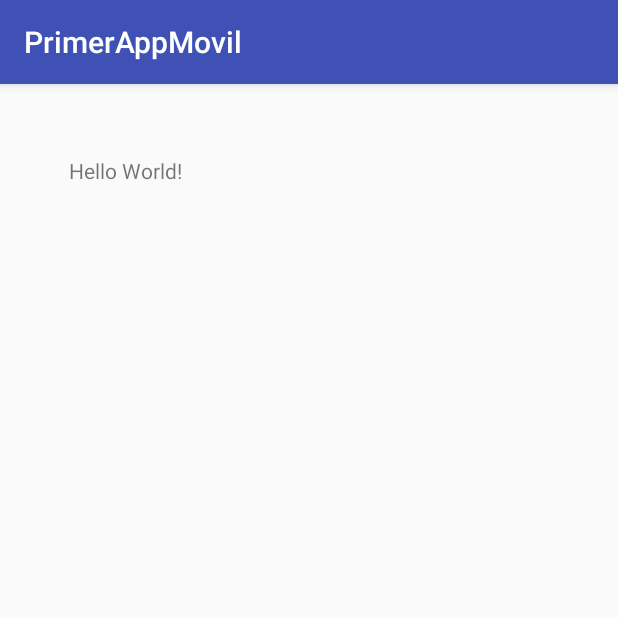
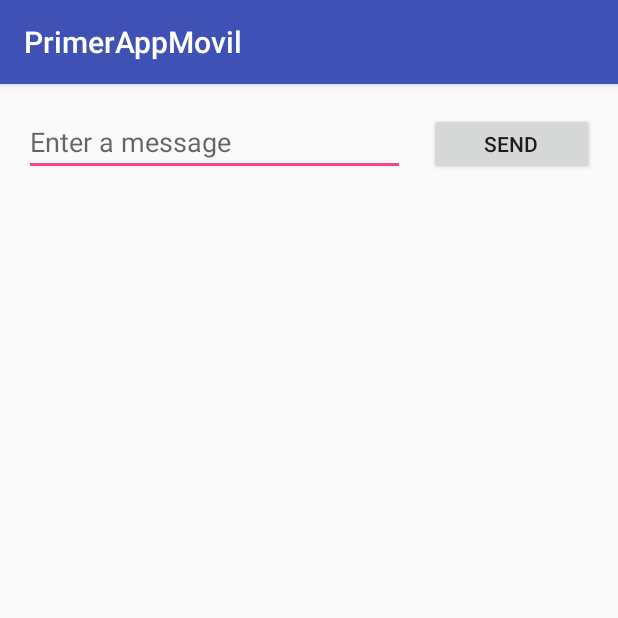
Before and after one commit to robertToa/primerAppMovil, an Android app: the screen it shows after launch (MainActivity), on a phone screen of 412 x 824 dp, the top half of it. Run offline under Robolectric (Android 15) with nearby library versions, the phone set to English and light mode, and no system bars.

Commit message:
Realizacion del Laboratorio 01, crear un Plain Text y Button y los constrains respectivos para que se acople a la pantalla.

```diff
--- a/PrimerAppMovil/app/src/main/res/layout/activity_main.xml
+++ b/PrimerAppMovil/app/src/main/res/layout/activity_main.xml
@@ -6,15 +6,27 @@
     android:layout_height="match_parent"
     tools:context="com.example.user.primerappmovil.MainActivity">
 
-    <TextView
-        android:layout_width="wrap_content"
+    <Button
+        android:id="@+id/button"
+        android:layout_width="110dp"
+        android:layout_height="41dp"
+        android:text="@string/button_send"
+        app:layout_constraintLeft_toRightOf="@+id/editText"
+        android:layout_marginLeft="16dp"
+        android:layout_marginRight="16dp"
+        app:layout_constraintRight_toRightOf="parent"
+        app:layout_constraintBaseline_toBaselineOf="@+id/editText" />
+
+    <EditText
+        android:id="@+id/editText"
+        android:layout_width="0dp"
         android:layout_height="wrap_content"
-        android:text="Hello World!"
-        app:layout_constraintBottom_toBottomOf="parent"
+        android:layout_marginLeft="16dp"
+        android:layout_marginTop="16dp"
+        android:ems="10"
+        android:hint="@string/edit_message"
+        android:inputType="textPersonName"
         app:layout_constraintLeft_toLeftOf="parent"
-        app:layout_constraintRight_toRightOf="parent"
-        app:layout_constraintTop_toTopOf="parent"
-        app:layout_constraintHorizontal_bias="0.136"
-        app:layout_constraintVertical_bias="0.064" />
-
+        app:layout_constraintRight_toLeftOf="@+id/button"
+        app:layout_constraintTop_toTopOf="parent" />
 </android.support.constraint.ConstraintLayout>
--- a/PrimerAppMovil/app/src/main/res/values/strings.xml
+++ b/PrimerAppMovil/app/src/main/res/values/strings.xml
@@ -1,3 +1,5 @@
 <resources>
     <string name="app_name">PrimerAppMovil</string>
+    <string name="edit_message">Enter a message</string>
+    <string name="button_send">Send</string>
 </resources>
```
